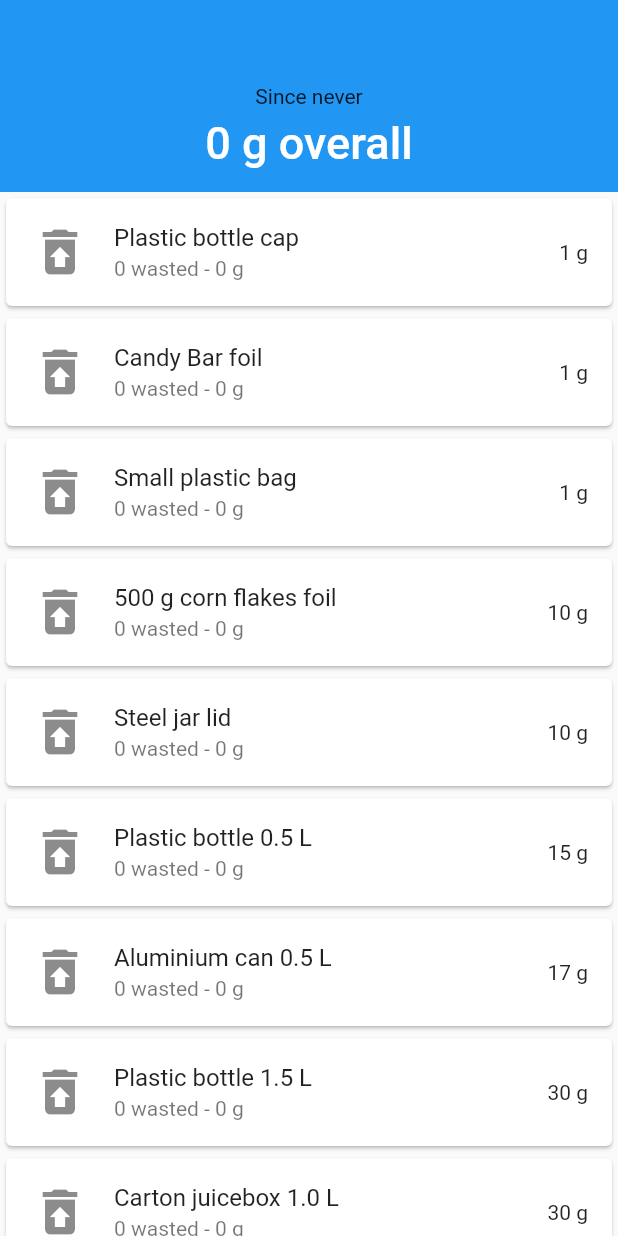
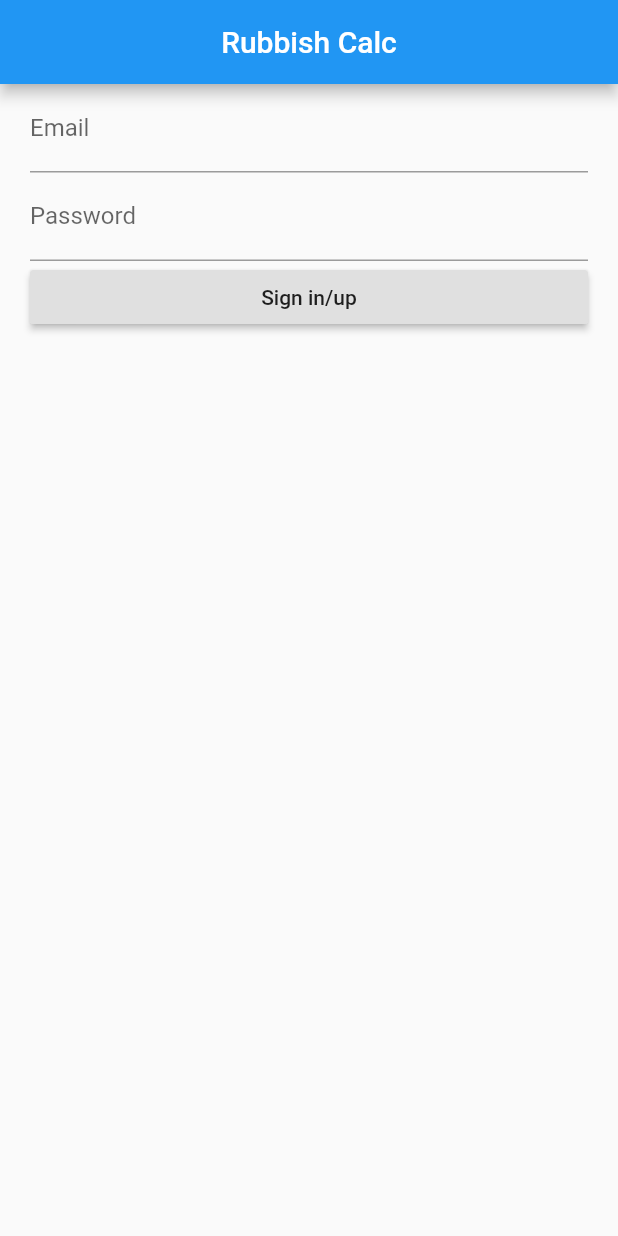
Before and after one commit to mattmaniak/rubbish_calc, a Flutter app: the screen it shows after launch, on a phone screen of 412 x 824 dp. Run offline on Flutter 3.47's test engine with Material 2 defaults, Android fonts, the phone set to English and light mode, and no system bars; our stand-ins replace email_validator, firebase_auth; accounts and stored records are empty.

```diff
--- a/lib/app.dart
+++ b/lib/app.dart
@@ -4,6 +4,7 @@ import 'about.dart';
 import 'bar.dart';
 import 'item.dart';
 import 'rubbish.dart';
+import 'login_page.dart';
 
 class App extends StatefulWidget {
   @override
@@ -35,69 +36,71 @@ class _AppState extends State<App> {
 
   @override
   Widget build(BuildContext context) {
-    _items = _rubbish
-        .map(
-          (item) => Card(
-            child: ListTile(
-                leading: Icon(
-                  Icons.restore_from_trash,
-                  size: 40.0,
-                ),
-                title: Text(item.name),
-                subtitle: Text(item.numberInRubbish.toString() +
-                    ' wasted - ' +
-                    (item.numberInRubbish * item.weightGrams).toString() +
-                    ' g'),
-                trailing: Text(item.weightGrams.toString() + ' g'),
-                onTap: () => _countRubbishGrams(item)),
-          ),
-        )
-        .toList();
+    return LoginPage();
+  }
+  // _items = _rubbish
+  //     .map(
+  //       (item) => Card(
+  //         child: ListTile(
+  //             leading: Icon(
+  //               Icons.restore_from_trash,
+  //               size: 40.0,
+  //             ),
+  //             title: Text(item.name),
+  //             subtitle: Text(item.numberInRubbish.toString() +
+  //                 ' wasted - ' +
+  //                 (item.numberInRubbish * item.weightGrams).toString() +
+  //                 ' g'),
+  //             trailing: Text(item.weightGrams.toString() + ' g'),
+  //             onTap: () => _countRubbishGrams(item)),
+  //       ),
+  //     )
+  //     .toList();
 
-    return Scaffold(
-      body: CustomScrollView(
-        slivers: [
-          Bar(
-            text: _rubbishGramsPreloader,
-            backgroundText: _appInitDatePreloader,
-            displayReturnArrow: false,
-          ),
-          SliverList(
-            delegate: SliverChildListDelegate(_items),
-          ),
-          SliverList(
-            delegate: SliverChildListDelegate(
-              [
-                ButtonBar(
-                  alignment: MainAxisAlignment.center,
-                  children: [
-                    FlatButton(
-                      child: Text('About'),
-                      onPressed: _navigateToAboutScreen,
-                    ),
-                  ],
-                ),
-              ],
-            ),
-          ),
-        ],
-      ),
-    );
-  }
+  //   return Scaffold(
+  //     body: CustomScrollView(
+  //       slivers: [
+  //         Bar(
+  //           text: _rubbishGramsPreloader,
+  //           backgroundText: _appInitDatePreloader,
+  //           displayReturnArrow: false,
+  //         ),
+  //         SliverList(
+  //           delegate: SliverChildListDelegate(_items),
+  //         ),
+  //         SliverList(
+  //           delegate: SliverChildListDelegate(
+  //             [
+  //               ButtonBar(
+  //                 alignment: MainAxisAlignment.center,
+  //                 children: [
+  //                   FlatButton(
+  //                     child: Text('About'),
+  //                     onPressed: _navigateToAboutScreen,
+  //                   ),
+  //                 ],
+  //               ),
+  //             ],
+  //           ),
+  //         ),
+  //       ],
+  //     ),
+  //   );
+  // }
 
-  void _countRubbishGrams(Item item) {
-    setState(() {
-      item.numberInRubbish++;
-      _rubbishGrams += item.weightGrams;
-    });
-  }
+  // void _countRubbishGrams(Item item) {
+  //   setState(() {
+  //     item.numberInRubbish++;
+  //     _rubbishGrams += item.weightGrams;
+  //   });
+  // }
 
-  void _navigateToAboutScreen() {
-    Navigator.push(
-      context,
-      MaterialPageRoute(
-        builder: (context) => About(),
-      ),
-    );
-  }
+  // void _navigateToAboutScreen() {
+  //   Navigator.push(
+  //     context,
+  //     MaterialPageRoute(
+  //       builder: (context) => About(),
+  //     ),
+  //   );
+  // }
 }
--- /dev/null
+++ b/lib/auth.dart
@@ -0,0 +1,28 @@
+import 'package:firebase_auth/firebase_auth.dart';
+
+class Auth {
+  final _firebaseAuth = FirebaseAuth.instance;
+
+  Future<String> signIn(String email, String password) async {
+    AuthResult result = await _firebaseAuth.signInWithEmailAndPassword(
+      email: email,
+      password: password,
+    );
+    return result.user.uid;
+  }
+
+  Future<String> signUp(String email, String password) async {
+    AuthResult result = await _firebaseAuth.createUserWithEmailAndPassword(
+      email: email,
+      password: password,
+    );
+    return result.user.uid;
+  }
+
+  void signOut() async => await _firebaseAuth.signOut();
+
+  Future<FirebaseUser> get user async => await _firebaseAuth.currentUser();
+
+  Future<bool> _isUserRegistered(FirebaseUser user) async =>
+      user == null ? false : true;
+}
--- a/lib/item.dart
+++ b/lib/item.dart
@@ -3,10 +3,8 @@ import 'package:flutter/material.dart';
 class Item {
   final int weightGrams;
   final String name;
-  Function refreshParentState;
   int id;
   int numberInRubbish = 0;
-  String category;
 
   Item({@required this.name, @required this.weightGrams});
 }
--- /dev/null
+++ b/lib/login_page.dart
@@ -0,0 +1,88 @@
+import 'package:flutter/material.dart';
+import 'package:flutter/widgets.dart';
+
+import 'package:email_validator/email_validator.dart';
+
+class LoginPage extends StatefulWidget {
+  @override
+  _LoginPageState createState() => _LoginPageState();
+}
+
+class _LoginPageState extends State<LoginPage> {
+  final _formKey = GlobalKey<FormState>();
+
+  Widget build(BuildContext context) {
+    return Scaffold(
+      appBar: AppBar(
+        centerTitle: true,
+        title: Text('Rubbish Calc'),
+      ),
+      body: Padding(
+        padding: EdgeInsets.symmetric(
+          horizontal: 20.0,
+        ),
+        child: Form(
+          key: _formKey,
+          child: ListView(
+            children: [
+              TextFormField(
+                decoration: InputDecoration(
+                  labelText: 'Email',
+                ),
+                maxLines: 1,
+                enableSuggestions: false,
+                keyboardType: TextInputType.emailAddress,
+                validator: _validateEmail,
+              ),
+              TextFormField(
+                decoration: InputDecoration(labelText: 'Password'),
+                maxLines: 1,
+                obscureText: true,
+                enableSuggestions: false,
+                validator: _validatePassword,
+              ),
+              RaisedButton(
+                child: Text('Sign in/up'),
+                onPressed: _submit,
+              ),
+            ],
+          ),
+        ),
+      ),
+    );
+  }
+
+  void _submit() {
+    if (_formKey.currentState.validate()) {
+    } else {
+      Scaffold.of(context).showSnackBar(SnackBar(
+        content: Text('Wrong data'),
+      ));
+    }
+  }
+
+  String _validateEmail(String email) {
+    final bool hasCorrectFormat = EmailValidator.validate(email);
+
+    if (email.isEmpty) {
+      return 'Email field cannot be empty.';
+    } else if (hasCorrectFormat) {
+      return null;
+    } else {
+      return 'Invalid email format.';
+    }
+  }
+
+  String _validatePassword(String password) {
+    final bool isReasonablySafe =
+        RegExp('((?=.*\d)(?=.*[a-z])(?=.*[A-Z]).{,12})').hasMatch(password);
+
+    if (password.isEmpty) {
+      return 'Password field cannot be empty.';
+    } else if (isReasonablySafe) {
+      return null;
+    } else {
+      return 'Use at least 12 chars with number and uppercase letter.';
+    }
+  }
+}
--- a/pubspec.yaml
+++ b/pubspec.yaml
@@ -10,10 +10,12 @@ dependencies:
     sdk: flutter
 
   cloud_firestore: ^0.13.4+2
+  email_validator: ^1.0.4
   firebase_auth: ^0.15.5+3
   firebase_core: ^0.4.4+3
   sqflite: ^1.2.0
   url_launcher: ^5.4.1
+
 
 dev_dependencies:
   flutter_test:
```
Also changed, not shown: pubspec.lock.
